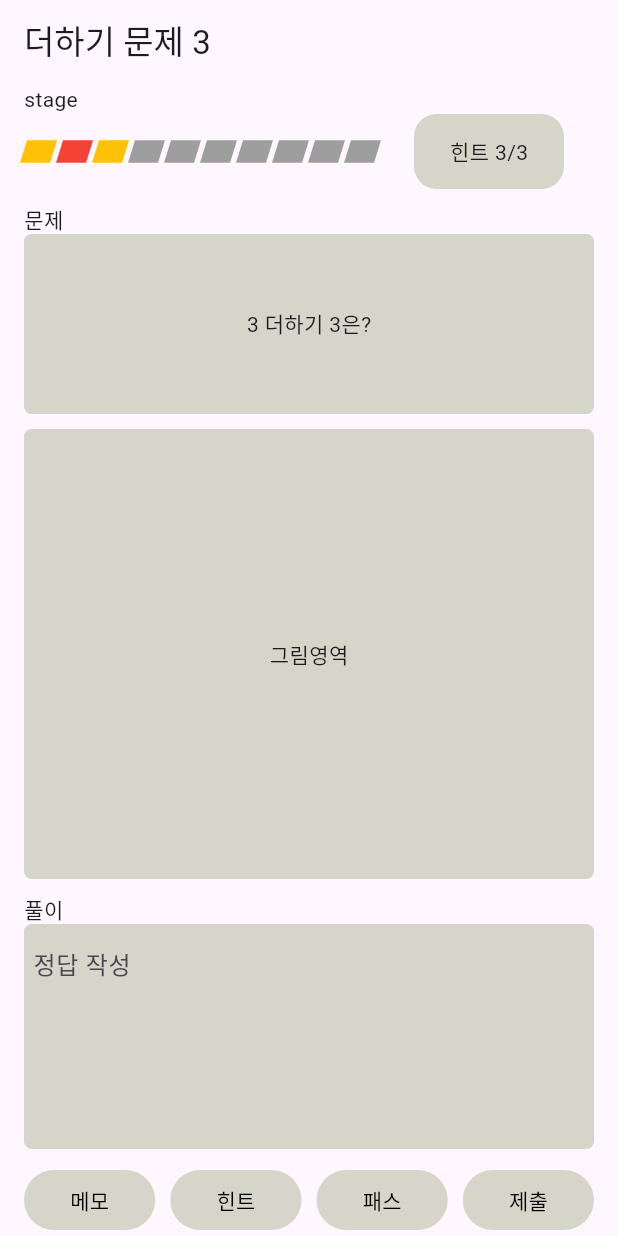
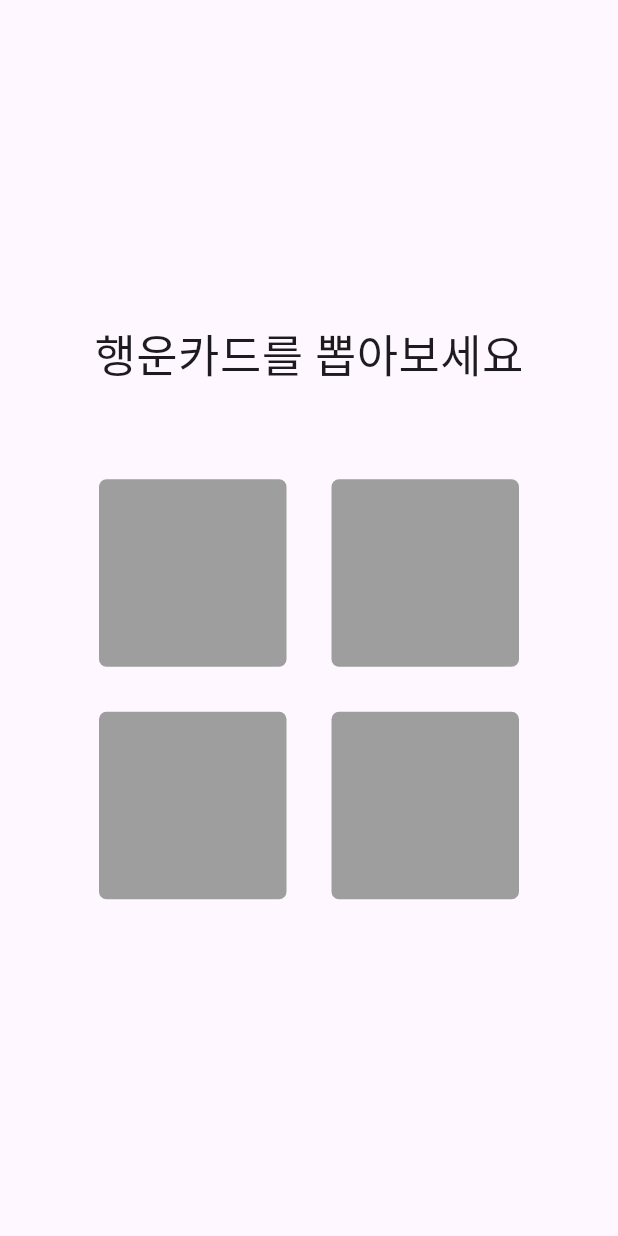
Before and after one commit to APP-iOS7/thinquiz, a Flutter app: the screen it shows after launch, item 3 of the bottom bar chosen, after a tap on "제출", on a phone screen of 412 x 824 dp. Run offline on Flutter 3.47's test engine with Material 3 defaults, Android fonts, the phone set to English and light mode, and no system bars.

Commit message:
행운카드 이벤트, 화면 구현

```diff
--- a/thinquiz/lib/managers/lucky_card_manager.dart
+++ b/thinquiz/lib/managers/lucky_card_manager.dart
@@ -20,6 +20,5 @@ class LuckyCardManager {
   }
 
   int get count => _items.length;
-
   LuckyCard get randomElement => _items[Random().nextInt(count)];
 }
--- /dev/null
+++ b/thinquiz/lib/screens/lucky_card_screen.dart
@@ -0,0 +1,65 @@
+import 'package:flutter/material.dart';
+
+class LuckyCardScreen extends StatefulWidget {
+  const LuckyCardScreen({super.key});
+
+  @override
+  State<LuckyCardScreen> createState() => _LuckyCardScreenState();
+}
+
+class _LuckyCardScreenState extends State<LuckyCardScreen> {
+  @override
+  Widget build(BuildContext context) {
+    return Scaffold(
+      body: Center(
+        child: Column(
+            mainAxisAlignment: MainAxisAlignment.center,
+            children: [
+              Text(
+                '행운카드를 뽑아보세요',
+                style: TextStyle(fontSize: 30),
+              ),
+              SizedBox(height: 50),
+              SizedBox(
+                width: 300,
+                height: 300,
+                child: GridView.count(
+                  crossAxisCount: 2,
+                  crossAxisSpacing: 30,
+                  mainAxisSpacing: 30,
+                  padding: EdgeInsets.all(10),
+                  physics: NeverScrollableScrollPhysics(),
+                  children: [
+                    Container(
+                      decoration: BoxDecoration(
+                        borderRadius: BorderRadius.circular(5),
+                        color: Colors.grey,
+                      ),
+                    ),
+                    Container(
+                      decoration: BoxDecoration(
+                        borderRadius: BorderRadius.circular(5),
+                        color: Colors.grey,
+                      ),
+                    ),
+                    Container(
+                      decoration: BoxDecoration(
+                        borderRadius: BorderRadius.circular(5),
+                        color: Colors.grey,
+                      ),
+                    ),
+                    Container(
+                      decoration: BoxDecoration(
+                        borderRadius: BorderRadius.circular(5),
+                        color: Colors.grey,
+                      ),
+                    ),
+                  ],
+                ),
+              ),
+            ],
+          ),
+      )
+    );
+  }
+}
--- a/thinquiz/lib/screens/quiz_screen.dart
+++ b/thinquiz/lib/screens/quiz_screen.dart
@@ -3,6 +3,7 @@ import 'package:provider/provider.dart';
 import 'package:thinquiz/models/quiz.dart';
 import 'package:thinquiz/providers/game_provider.dart';
 import 'package:thinquiz/providers/quiz_provider.dart';
+import 'package:thinquiz/screens/lucky_card_screen.dart';
 
 class QuizScreen extends StatefulWidget {
   const QuizScreen({super.key});
@@ -139,6 +140,17 @@ class _QuizScreenState extends State<QuizScreen> {
                                 _answerController.text = "";
                                 quiz.items[game.quizIndex].status =
                                     QuizStatus.solving;
+
+                                if (game.quizIndex == 2 ||
+                                    game.quizIndex == 6) {
+                                  Navigator.push(
+                                      context,
+                                      MaterialPageRoute(
+                                          builder: (context) =>
+                                              LuckyCardScreen()
+                                      )
+                                  );
+                                }
                               },
                               child: const Text('제출',
                                   style: TextStyle(color: Colors.black)))),
```
